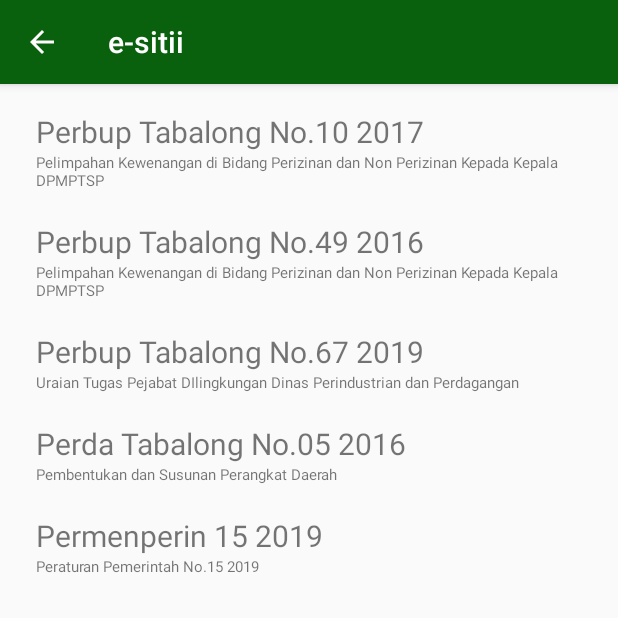
After one commit to klepon46/esitii, an Android app: the RegulasiListActivity screen opened directly, with no data from a screen before it, on a phone screen of 412 x 824 dp, the top half of it. The commit adds this screen. Run offline under Robolectric (Android 15) with nearby library versions, the phone set to English and light mode, and no system bars.

Commit message:
adding new regulation

```diff
--- a/app/build.gradle
+++ b/app/build.gradle
@@ -22,6 +22,7 @@ dependencies {
     implementation fileTree(dir: 'libs', include: ['*.jar'])
     implementation 'com.android.support:appcompat-v7:27.1.1'
     implementation 'com.android.support:cardview-v7:27.1.1'
+    implementation 'com.android.support:recyclerview-v7:27.1.1'
     implementation 'com.android.support:design:27.1.1'
     implementation 'com.android.support.constraint:constraint-layout:1.1.3'
 
--- a/app/src/main/java/com/ggstudio/esitii/MainActivity.java
+++ b/app/src/main/java/com/ggstudio/esitii/MainActivity.java
@@ -1,16 +1,15 @@
 package com.ggstudio.esitii;
 
 import android.content.Intent;
-import android.media.Image;
 import android.support.v7.app.AppCompatActivity;
 import android.os.Bundle;
 import android.support.v7.widget.CardView;
-import android.util.Log;
 import android.view.View;
 import android.widget.ImageView;
 
 import com.bumptech.glide.Glide;
 import com.ggstudio.esitii.activities.RegulasiActivity;
+import com.ggstudio.esitii.activities.RegulasiListActivity;
 import com.ggstudio.esitii.activities.SopActivity;
 import com.ggstudio.esitii.activities.VideoActivity;
 
@@ -31,7 +30,7 @@ public class MainActivity extends AppCompatActivity implements View.OnClickListe
 
         switch (v.getId()) {
             case R.id.card_regulasi:
-                intent.setClass(this, RegulasiActivity.class);
+                intent.setClass(this, RegulasiListActivity.class);
                 startActivity(intent);
                 break;
             case R.id.card_sop:
@@ -60,9 +59,9 @@ public class MainActivity extends AppCompatActivity implements View.OnClickListe
         Glide.with(this).load(R.mipmap.book_guide).into(ivInformation);
         Glide.with(this).load(R.mipmap.paper).into(ivRegualasi);
         Glide.with(this).load(R.mipmap.video).into(ivVideo);
-        Glide.with(this).load(R.mipmap.img_other).into(ivOther1);
+        Glide.with(this).load(R.mipmap.activity).into(ivOther1);
         Glide.with(this).load(R.mipmap.img_other).into(ivOther2);
-        Glide.with(this).load(R.mipmap.img_other).into(ivOther3);
+        Glide.with(this).load(R.mipmap.ask).into(ivOther3);
 
 
         CardView cardRegulasi = findViewById(R.id.card_regulasi);
--- a/app/src/main/java/com/ggstudio/esitii/activities/RegulasiActivity.java
+++ b/app/src/main/java/com/ggstudio/esitii/activities/RegulasiActivity.java
@@ -16,10 +16,12 @@ public class RegulasiActivity extends AppCompatActivity {
 
         PDFView pdfView = findViewById(R.id.pdf_view);
 
+        String uri = getIntent().getStringExtra("uri");
+
         getSupportActionBar().setHomeButtonEnabled(true);
         getSupportActionBar().setDisplayHomeAsUpEnabled(true);
 
-        pdfView.fromAsset("PERMENPERIN-15-2019.pdf")
+        pdfView.fromAsset(uri)
                 .defaultPage(0)
                 .enableSwipe(true)
                 .scrollHandle(new DefaultScrollHandle(this))
--- /dev/null
+++ b/app/src/main/java/com/ggstudio/esitii/activities/RegulasiListActivity.java
@@ -0,0 +1,70 @@
+package com.ggstudio.esitii.activities;
+
+import android.graphics.Movie;
+import android.support.v7.app.AppCompatActivity;
+import android.os.Bundle;
+import android.support.v7.widget.LinearLayoutManager;
+import android.support.v7.widget.RecyclerView;
+
+import com.ggstudio.esitii.R;
+import com.ggstudio.esitii.adapter.RegulasiAdapter;
+import com.ggstudio.esitii.model.Regulasi;
+
+import java.util.ArrayList;
+import java.util.List;
+
+public class RegulasiListActivity extends AppCompatActivity {
+
+    private List<Regulasi> regulasis = new ArrayList<>();
+    private RecyclerView mRecyclerView;
+    private RegulasiAdapter mAdapter;
+
+    @Override
+    protected void onCreate(Bundle savedInstanceState) {
+        super.onCreate(savedInstanceState);
+        setContentView(R.layout.activity_regulasi_list);
+        mRecyclerView = findViewById(R.id.regulasi_recycler_view);
+
+        initData();
+        mAdapter = new RegulasiAdapter(regulasis);
+
+        RecyclerView.LayoutManager mLayoutManager = new LinearLayoutManager(this);
+        mRecyclerView.setLayoutManager(mLayoutManager);
+        mRecyclerView.setAdapter(mAdapter);
+
+        getSupportActionBar().setHomeButtonEnabled(true);
+        getSupportActionBar().setDisplayHomeAsUpEnabled(true);
+
+    }
+
+    public void initData(){
+        Regulasi regulasi = new Regulasi("Perbup Tabalong No.10 2017",
+                "Pelimpahan Kewenangan di Bidang Perizinan dan Non " +
+                        "Perizinan Kepada Kepala DPMPTSP",
+                "PERBUP-Tabalong-No-10-Tahun-2017.pdf");
+        regulasis.add(regulasi);
+
+        regulasi = new Regulasi("Perbup Tabalong No.49 2016",
+                "Pelimpahan Kewenangan di Bidang Perizinan dan " +
+                        "Non Perizinan Kepada Kepala DPMPTSP",
+                "PERBUP-Tabalong-No-49-Tahun-2016.pdf");
+        regulasis.add(regulasi);
+
+        regulasi = new Regulasi("Perbup Tabalong No.67 2019",
+                "Uraian Tugas Pejabat DIlingkungan Dinas Perindustrian dan Perdagangan",
+                "PERBUP-Tabalong-No-67-Tahun-2019.pdf");
+        regulasis.add(regulasi);
+
+        regulasi = new Regulasi("Perda Tabalong No.05 2016",
+                "Pembentukan dan Susunan Perangkat Daerah",
+                "PERDA-Tabalong-No-05-Tahun-2016.pdf");
+        regulasis.add(regulasi);
+
+        regulasi = new Regulasi("Permenperin 15 2019",
+                "Peraturan Pemerintah No.15 2019","PERMENPERIN-15-2019.pdf");
+        regulasis.add(regulasi);
+
+
+
+    }
+}
--- a/app/src/main/java/com/ggstudio/esitii/activities/SopActivity.java
+++ b/app/src/main/java/com/ggstudio/esitii/activities/SopActivity.java
@@ -14,15 +14,15 @@ public class SopActivity extends AppCompatActivity {
         super.onCreate(savedInstanceState);
         setContentView(R.layout.activity_sop);
 
-        PDFView pdfView = findViewById(R.id.pdf_view_sop);
+//        PDFView pdfView = findViewById(R.id.pdf_view_sop);
 
         getSupportActionBar().setHomeButtonEnabled(true);
         getSupportActionBar().setDisplayHomeAsUpEnabled(true);
 
-        pdfView.fromAsset("PanduanPL-IUI.pdf")
-                .defaultPage(0)
-                .enableSwipe(true)
-                .scrollHandle(new DefaultScrollHandle(this))
-                .load();
+//        pdfView.fromAsset("PanduanPL-IUI.pdf")
+//                .defaultPage(0)
+//                .enableSwipe(true)
+//                .scrollHandle(new DefaultScrollHandle(this))
+//                .load();
     }
 }
--- /dev/null
+++ b/app/src/main/java/com/ggstudio/esitii/adapter/RegulasiAdapter.java
@@ -0,0 +1,72 @@
+package com.ggstudio.esitii.adapter;
+
+import android.content.Intent;
+import android.support.annotation.NonNull;
+import android.support.v7.widget.RecyclerView;
+import android.view.LayoutInflater;
+import android.view.View;
+import android.view.ViewGroup;
+import android.widget.TextView;
+import android.widget.Toast;
+
+import com.ggstudio.esitii.R;
+import com.ggstudio.esitii.activities.RegulasiActivity;
+import com.ggstudio.esitii.model.Regulasi;
+
+import java.util.List;
+
+/**
+ * Created by garya on 9/26/2019.
+ */
+
+public class RegulasiAdapter extends RecyclerView.Adapter<RegulasiAdapter.ViewHolder> {
+
+    private List<Regulasi> regulasis;
+
+
+    public RegulasiAdapter(List<Regulasi> regulasis) {
+        this.regulasis = regulasis;
+    }
+
+    @NonNull
+    @Override
+    public ViewHolder onCreateViewHolder(@NonNull ViewGroup parent, int viewType) {
+        View itemView = LayoutInflater.from(parent.getContext())
+                .inflate(R.layout.rv_regulasi_item, parent, false);
+
+        return new ViewHolder(itemView);
+    }
+
+    @Override
+    public void onBindViewHolder(@NonNull ViewHolder holder, final int position) {
+        final Regulasi regulasi = regulasis.get(position);
+        holder.title.setText(regulasi.getTitle());
+        holder.desc.setText(regulasi.getDesc());
+
+        holder.itemView.setOnClickListener(new View.OnClickListener() {
+            @Override
+            public void onClick(View v) {
+                Intent intent = new Intent(v.getContext(), RegulasiActivity.class);
+                intent.putExtra("uri", regulasi.getFileUri());
+                v.getContext().startActivity(intent);
+            }
+        });
+    }
+
+    @Override
+    public int getItemCount() {
+        return regulasis.size();
+    }
+
+    public class ViewHolder extends RecyclerView.ViewHolder {
+
+        public TextView title, desc;
+
+        public ViewHolder(View itemView) {
+            super(itemView);
+            title = itemView.findViewById(R.id.item_title);
+            desc = itemView.findViewById(R.id.item_desc);
+        }
+    }
+
+}
--- /dev/null
+++ b/app/src/main/java/com/ggstudio/esitii/model/Regulasi.java
@@ -0,0 +1,42 @@
+package com.ggstudio.esitii.model;
+
+/**
+ * Created by garya on 9/26/2019.
+ */
+
+public class Regulasi {
+
+    private String title;
+    private String desc;
+    private String fileUri;
+
+    public Regulasi(String title, String desc, String fileUri) {
+        this.title = title;
+        this.desc = desc;
+        this.fileUri = fileUri;
+    }
+
+    public String getTitle() {
+        return title;
+    }
+
+    public void setTitle(String title) {
+        this.title = title;
+    }
+
+    public String getFileUri() {
+        return fileUri;
+    }
+
+    public void setFileUri(String fileUri) {
+        this.fileUri = fileUri;
+    }
+
+    public String getDesc() {
+        return desc;
+    }
+
+    public void setDesc(String desc) {
+        this.desc = desc;
+    }
+}
--- a/app/src/main/res/layout/activity_main.xml
+++ b/app/src/main/res/layout/activity_main.xml
@@ -101,7 +101,7 @@
                         android:layout_below="@id/imgRegulasi"
                         android:layout_centerInParent="true"
                         android:gravity="center"
-                        android:text="Regulasi IUI"
+                        android:text="Regulasi"
                         android:textSize="@dimen/card_text_size"
                         android:textStyle="bold" />
 
@@ -276,7 +276,7 @@
                         android:layout_below="@id/img_other2"
                         android:layout_centerInParent="true"
                         android:gravity="center"
-                        android:text="IUI Tabalong"
+                        android:text="Informasi Lain"
                         android:textSize="@dimen/card_text_size"
                         android:textStyle="bold" />
 
@@ -318,7 +318,7 @@
                         android:layout_below="@id/img_other3"
                         android:layout_centerInParent="true"
                         android:gravity="center"
-                        android:text="Informasi Lain"
+                        android:text="Ask Me"
                         android:textSize="@dimen/card_text_size"
                         android:textStyle="bold" />
 
--- /dev/null
+++ b/app/src/main/res/layout/activity_regulasi_list.xml
@@ -0,0 +1,18 @@
+<?xml version="1.0" encoding="utf-8"?>
+<LinearLayout xmlns:android="http://schemas.android.com/apk/res/android"
+    xmlns:app="http://schemas.android.com/apk/res-auto"
+    xmlns:tools="http://schemas.android.com/tools"
+    android:layout_width="match_parent"
+    android:layout_height="match_parent"
+    android:orientation="vertical"
+    tools:context="com.ggstudio.esitii.activities.RegulasiListActivity">
+
+    <android.support.v7.widget.RecyclerView
+        android:id="@+id/regulasi_recycler_view"
+        android:layout_width="match_parent"
+        android:layout_height="match_parent"
+        android:padding="8dp"
+        android:scrollbars="vertical">
+
+    </android.support.v7.widget.RecyclerView>
+</LinearLayout>
--- /dev/null
+++ b/app/src/main/res/layout/rv_regulasi_item.xml
@@ -0,0 +1,23 @@
+<?xml version="1.0" encoding="utf-8"?>
+<LinearLayout xmlns:android="http://schemas.android.com/apk/res/android"
+    android:layout_width="match_parent"
+    android:layout_height="wrap_content"
+    android:orientation="vertical"
+    android:paddingBottom="@dimen/row_padding_vertical"
+    android:paddingLeft="@dimen/activity_horizontal_margin"
+    android:paddingRight="@dimen/activity_horizontal_margin"
+    android:paddingTop="@dimen/row_padding_vertical">
+
+    <TextView
+        android:id="@+id/item_title"
+        android:layout_width="match_parent"
+        android:layout_height="wrap_content"
+        android:textSize="20sp" />
+
+    <TextView
+        android:id="@+id/item_desc"
+        android:layout_width="match_parent"
+        android:layout_height="wrap_content"
+        android:textSize="10sp" />
+
+</LinearLayout>
--- a/app/src/main/res/values/dimens.xml
+++ b/app/src/main/res/values/dimens.xml
@@ -47,5 +47,6 @@
 
     <dimen name="left_card_margin">10dp</dimen>
 
+    <dimen name="row_padding_vertical">10dp</dimen>
 
 </resources>
```
Also changed, not shown: app/src/main/AndroidManifest.xml (+5 -2 lines), app/src/main/res/mipmap-xxhdpi/activity.png (added), app/src/main/res/mipmap-xxhdpi/ask.png (added), app/src/main/res/mipmap-xxhdpi/exclamation.png (added), 5 other files.
